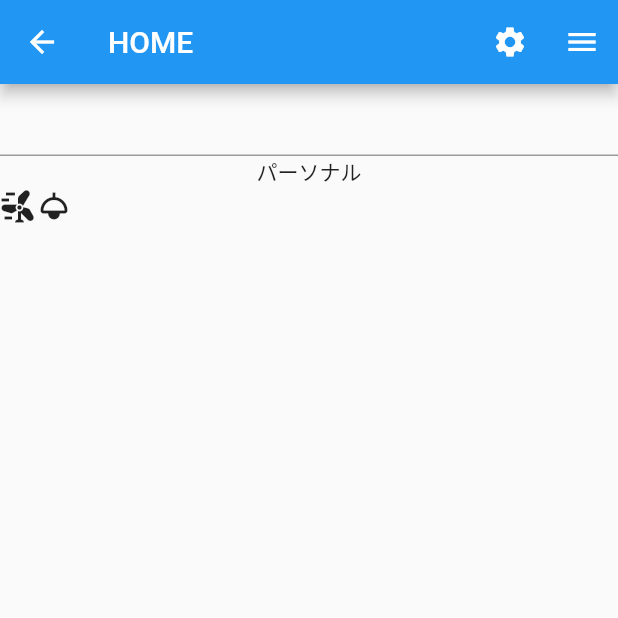
After one commit to krote/Practice-TEST_FLUTTER, a Flutter app: the THomePage screen opened directly, on a phone screen of 412 x 824 dp, the top half of it. The commit adds this screen. Run offline on Flutter 3.47's test engine with Material 2 defaults, Android fonts, the phone set to English and light mode, and no system bars; our stand-ins replace flutter_dotenv, webview_flutter; missing offline and left inert: audio_streamer, fftea, flutter_webrtc, sdp_transform.

Commit message:
add sample home page

```diff
--- a/lib/screens/search_screen.dart
+++ b/lib/screens/search_screen.dart
@@ -10,7 +10,9 @@ import 'package:test_flutter/screens/start1on1_screen.dart';
 import 'package:test_flutter/screens/analysis_page.dart';
 import 'package:test_flutter/screens/carousel_page.dart';
 import 'package:test_flutter/components/dialog_utils.dart';
+import 'package:test_flutter/screens/t_home.dart';
 import 'package:test_flutter/screens/zip_search.dart';
+import 'package:test_flutter/screens/t_home.dart';
 
 class SearchScreen extends StatefulWidget {
   const SearchScreen({super.key});
@@ -134,6 +136,17 @@ class _SearchScreenState extends State<SearchScreen> {
                     ),
                   );
                 }),
+            ListTile(
+                title: Text('T Home'),
+                textColor: Colors.red,
+                onTap: () {
+                  // 1on1予約画面へ移動
+                  Navigator.of(context).push(
+                    MaterialPageRoute(
+                      builder: ((context) => THomePage()),
+                    ),
+                  );
+                }),
           ],
         ),
       ),
--- /dev/null
+++ b/lib/screens/t_home.dart
@@ -0,0 +1,51 @@
+import 'package:flutter/material.dart';
+
+class THomePage extends StatefulWidget {
+  const THomePage({Key? key}) : super(key: key);
+
+  @override
+  State<THomePage> createState() => _THomePageState();
+}
+
+class _THomePageState extends State<THomePage> {
+  @override
+  Widget build(BuildContext context) {
+    return Scaffold(
+      appBar: AppBar(
+        title: const Text('HOME'),
+        actions: <Widget>[
+          IconButton(
+            icon: Icon(Icons.settings),
+            onPressed: () {
+              // 仮置き
+            },
+          ),
+          IconButton(
+            icon: Icon(Icons.menu),
+            onPressed: () => {
+              //
+            },
+          ),
+        ],
+      ),
+      body: Column(
+        children: [
+          TextFormField(),
+          Container(
+            child: Column(
+              children: [
+                const Text("パーソナル"),
+                Row(
+                  children: [
+                    Icon(Icons.wind_power),
+                    Icon(Icons.light),
+                  ],
+                ),
+              ],
+            ),
+          ),
+        ],
+      ),
+    );
+  }
+}
```
